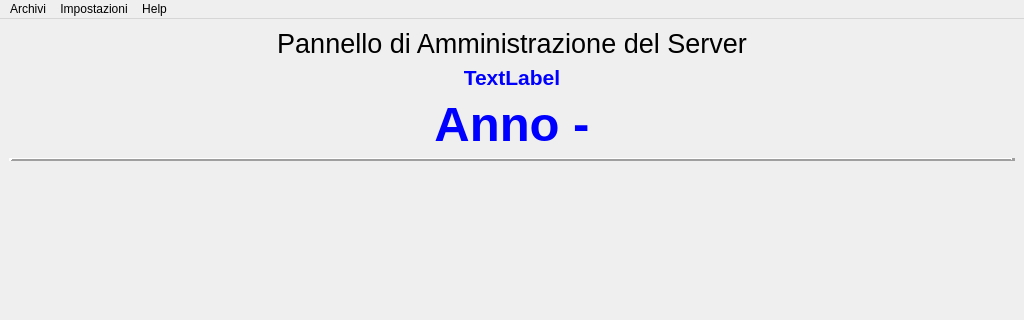
First picture: the form in src/ui/mainwindow.ui, repository itarozzi/classerman, before the edit; both pictures show x 0 to 1024 and y 0 to 320 of the 1024 by 768 pixel window.
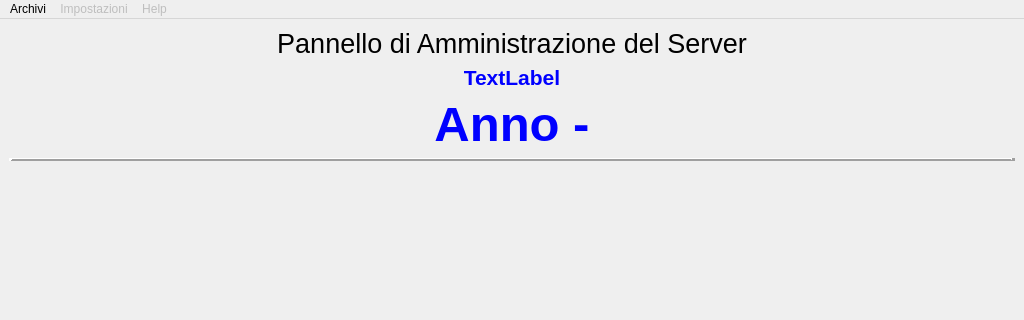
Second picture: the form after the edit. Icons and pictures are not drawn.

The edit to the form file:
```diff
--- a/src/ui/mainwindow.ui
+++ b/src/ui/mainwindow.ui
@@ -477,16 +477,22 @@
      <x>0</x>
      <y>0</y>
      <width>1024</width>
-     <height>25</height>
+     <height>29</height>
     </rect>
    </property>
    <widget class="QMenu" name="menuImpostazioni">
+    <property name="enabled">
+     <bool>false</bool>
+    </property>
     <property name="title">
      <string>Impostazioni</string>
     </property>
     <addaction name="actionPreferenze"/>
    </widget>
    <widget class="QMenu" name="menuHelp">
+    <property name="enabled">
+     <bool>false</bool>
+    </property>
     <property name="title">
      <string>Help</string>
     </property>
```
